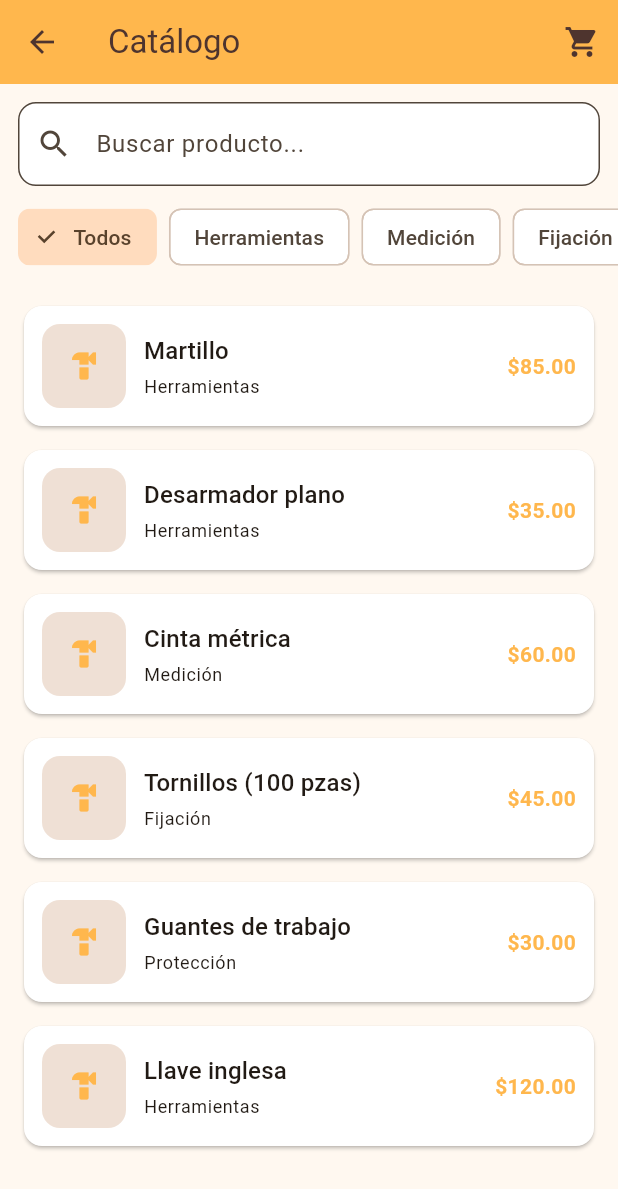
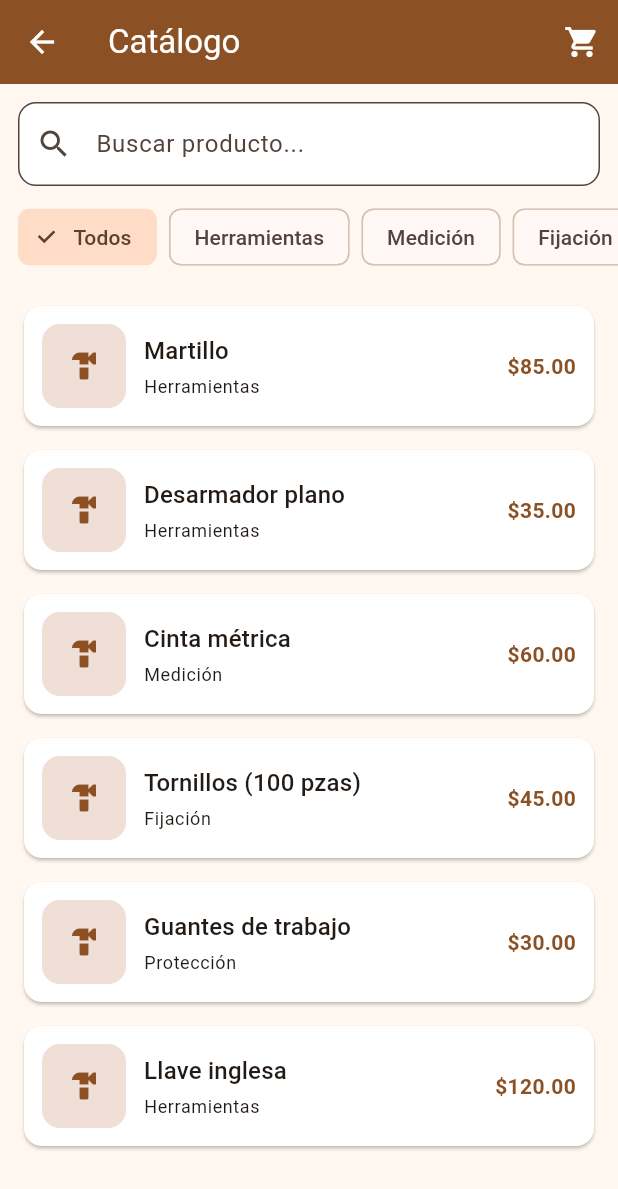
Before and after one commit to leyverAAA/Tlapaleria_app, a Flutter app: the screen it shows after launch, after a tap on "Ver catálogo", on a phone screen of 412 x 824 dp. Shown: the top 1189 px of the screen. Run offline on Flutter 3.47's test engine with Material 3 defaults, Android fonts, the phone set to English and light mode, and no system bars.

Commit message:
Ajustar tema a naranja equilibrado

```diff
--- a/lib/core/theme/app_theme.dart
+++ b/lib/core/theme/app_theme.dart
@@ -3,18 +3,14 @@ import 'package:flutter/material.dart';
 class AppTheme {
   static ThemeData light() {
     final colorScheme = ColorScheme.fromSeed(
-      seedColor: const Color(0xFFFF9800),
+      seedColor: const Color(0xFFF57C00),
       brightness: Brightness.light,
-    ).copyWith(
-      primary: const Color(0xFFFFB74D),
-      onPrimary: const Color(0xFF4E342E),
-      surface: Colors.white,
     );
 
     return ThemeData(
       useMaterial3: true,
       colorScheme: colorScheme,
-      scaffoldBackgroundColor: const Color(0xFFFFF8F0),
+      scaffoldBackgroundColor: const Color(0xFFFFF7F0),
       appBarTheme: AppBarTheme(
         backgroundColor: colorScheme.primary,
         foregroundColor: colorScheme.onPrimary,
```
